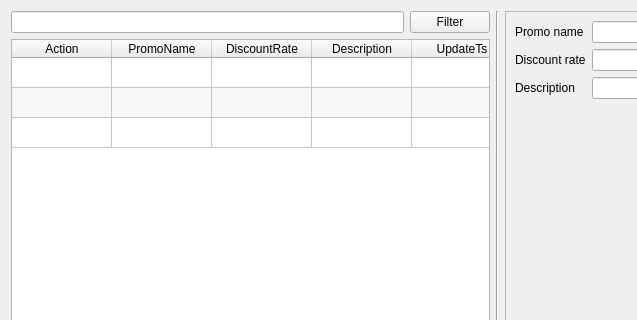
This is app/views/templates/ManagePromo.ui in rondalefloyd/mts-pos as Qt 5 draws it before an edit; both pictures show x 0 to 637 and y 0 to 320 of the 994 by 1072 pixel window. The edited form follows.
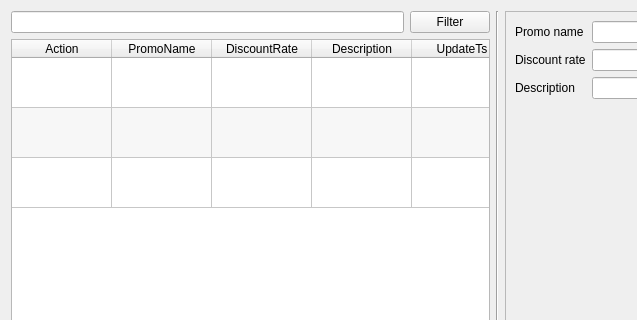
This is the edited form.

The edit to the form file:
```diff
--- a/app/views/templates/ManagePromo.ui
+++ b/app/views/templates/ManagePromo.ui
@@ -56,6 +56,12 @@
        <attribute name="verticalHeaderVisible">
         <bool>false</bool>
        </attribute>
+       <attribute name="verticalHeaderDefaultSectionSize">
+        <number>50</number>
+       </attribute>
+       <attribute name="verticalHeaderMinimumSectionSize">
+        <number>30</number>
+       </attribute>
        <row>
         <property name="text">
          <string>New Row</string>
```
